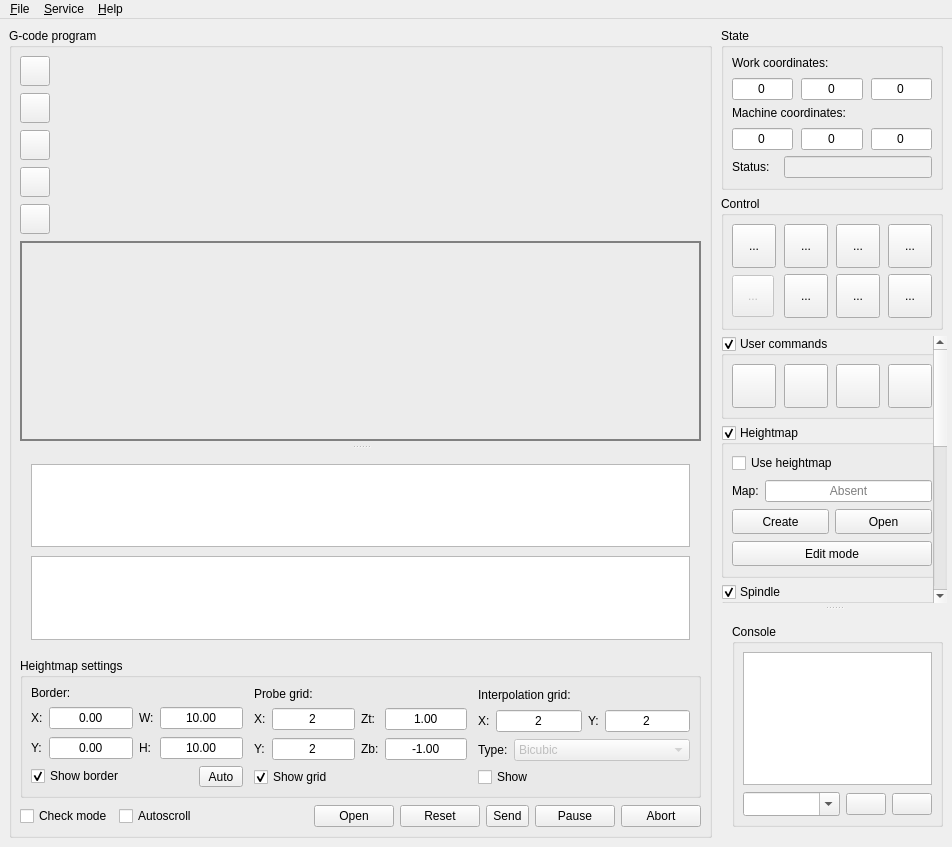
The window that src/frmmain.ui (trcwm/Candle) describes before a commit, drawn with Qt 5.
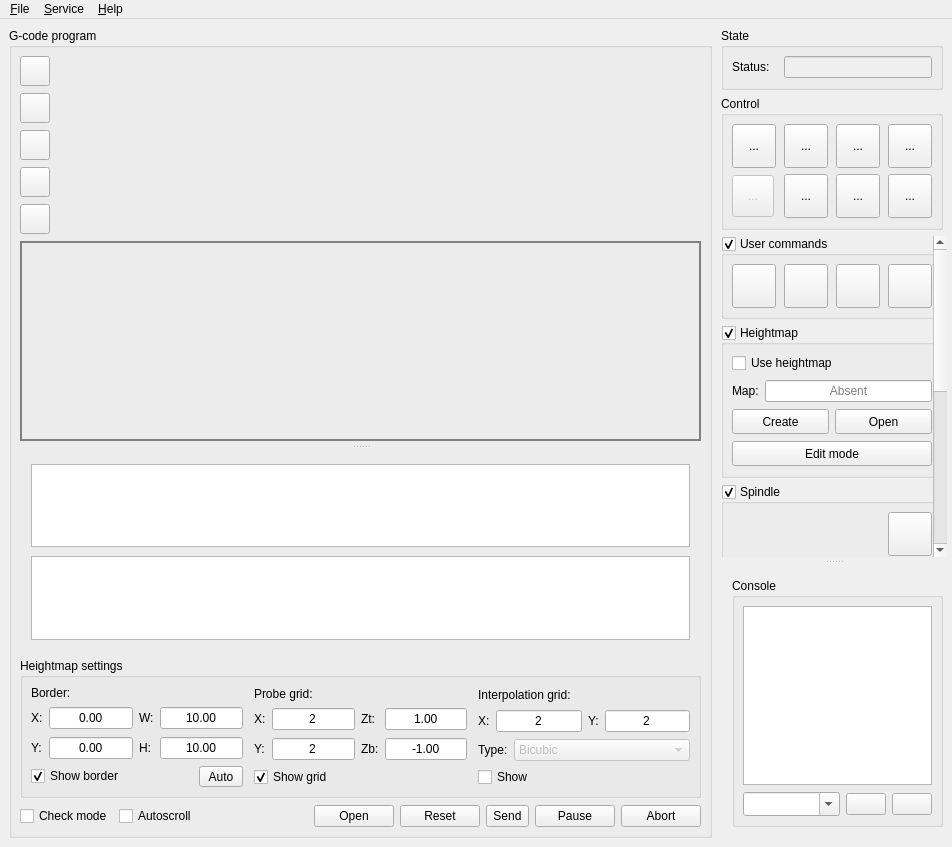
The same window after the commit. Icons and pictures are not drawn. Custom widgets are drawn as their Qt base class.

Commit message: WIP: refactoring and new position display

What changed in the file:
```diff
--- a/src/frmmain.ui
+++ b/src/frmmain.ui
@@ -1062,152 +1062,6 @@
            <property name="bottomMargin">
             <number>9</number>
            </property>
-           <item>
-            <layout class="QVBoxLayout" name="verticalLayout_4">
-             <property name="spacing">
-              <number>8</number>
-             </property>
-             <item>
-              <layout class="QHBoxLayout" name="horizontalLayout_9">
-               <item>
-                <widget class="QLabel" name="label">
-                 <property name="text">
-                  <string>Work coordinates:</string>
-                 </property>
-                </widget>
-               </item>
-              </layout>
-             </item>
-             <item>
-              <layout class="QHBoxLayout" name="horizontalLayout_8">
-               <property name="spacing">
-                <number>8</number>
-               </property>
-               <item>
-                <widget class="QLineEdit" name="txtWPosX">
-                 <property name="toolTip">
-                  <string>X</string>
-                 </property>
-                 <property name="text">
-                  <string>0</string>
-                 </property>
-                 <property name="alignment">
-                  <set>Qt::AlignCenter</set>
-                 </property>
-                 <property name="readOnly">
-                  <bool>true</bool>
-                 </property>
-                </widget>
-               </item>
-               <item>
-                <widget class="QLineEdit" name="txtWPosY">
-                 <property name="toolTip">
-                  <string>Y</string>
-                 </property>
-                 <property name="text">
-                  <string>0</string>
-                 </property>
-                 <property name="alignment">
-                  <set>Qt::AlignCenter</set>
-                 </property>
-                 <property name="readOnly">
-                  <bool>true</bool>
-                 </property>
-                </widget>
-               </item>
-               <item>
-                <widget class="QLineEdit" name="txtWPosZ">
-                 <property name="toolTip">
-                  <string>Z</string>
-                 </property>
-                 <property name="text">
-                  <string>0</string>
-                 </property>
-                 <property name="alignment">
-                  <set>Qt::AlignCenter</set>
-                 </property>
-                 <property name="readOnly">
-                  <bool>true</bool>
-                 </property>
-                </widget>
-               </item>
-              </layout>
-             </item>
-            </layout>
-           </item>
-           <item>
-            <layout class="QVBoxLayout" name="verticalLayout_5">
-             <property name="spacing">
-              <number>8</number>
-             </property>
-             <item>
-              <layout class="QHBoxLayout" name="horizontalLayout_10">
-               <item>
-                <widget class="QLabel" name="label_2">
-                 <property name="text">
-                  <string>Machine coordinates:</string>
-                 </property>
-                </widget>
-               </item>
-              </layout>
-             </item>
-             <item>
-              <layout class="QHBoxLayout" name="horizontalLayout_11">
-               <property name="spacing">
-                <number>8</number>
-               </property>
-               <item>
-                <widget class="QLineEdit" name="txtMPosX">
-                 <property name="toolTip">
-                  <string>X</string>
-                 </property>
-                 <property name="text">
-                  <string>0</string>
-                 </property>
-                 <property name="alignment">
-                  <set>Qt::AlignCenter</set>
-                 </property>
-                 <property name="readOnly">
-                  <bool>true</bool>
-                 </property>
-                </widget>
-               </item>
-               <item>
-                <widget class="QLineEdit" name="txtMPosY">
-                 <property name="toolTip">
-                  <string>Y</string>
-                 </property>
-                 <property name="text">
-                  <string>0</string>
-                 </property>
-                 <property name="alignment">
-                  <set>Qt::AlignCenter</set>
-                 </property>
-                 <property name="readOnly">
-                  <bool>true</bool>
-                 </property>
-                </widget>
-               </item>
-               <item>
-                <widget class="QLineEdit" name="txtMPosZ">
-                 <property name="toolTip">
-                  <string>Z</string>
-                 </property>
-                 <property name="text">
-                  <string>0</string>
-                 </property>
-                 <property name="alignment">
-                  <set>Qt::AlignCenter</set>
-                 </property>
-                 <property name="readOnly">
-                  <bool>true</bool>
-                 </property>
-                </widget>
-               </item>
-              </layout>
-             </item>
-            </layout>
-           </item>
            <item>
             <layout class="QFormLayout" name="formLayout">
              <property name="horizontalSpacing">
@@ -1540,9 +1394,9 @@
           <property name="geometry">
            <rect>
             <x>0</x>
-            <y>-416</y>
-            <width>228</width>
-            <height>691</height>
+            <y>0</y>
+            <width>232</width>
+            <height>740</height>
            </rect>
           </property>
           <property name="sizePolicy">
```
Left out of the diff: 24 changed lines with no effect on the pictures. The commit also changes 2 other files.
